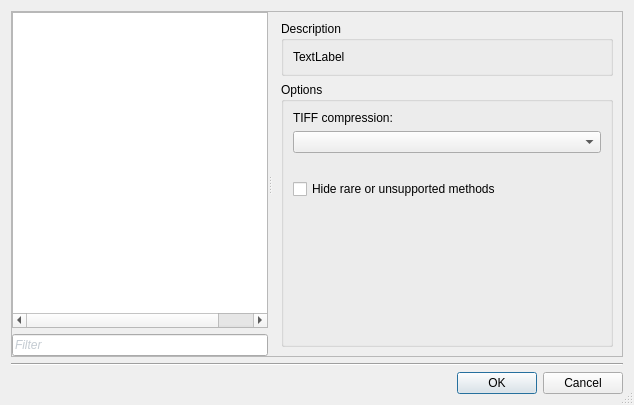
The window that ui/SettingsDialog.ui (ImageProcessing-ElectronicPublications/scantailor-deviant) describes before a commit, drawn with Qt 5.
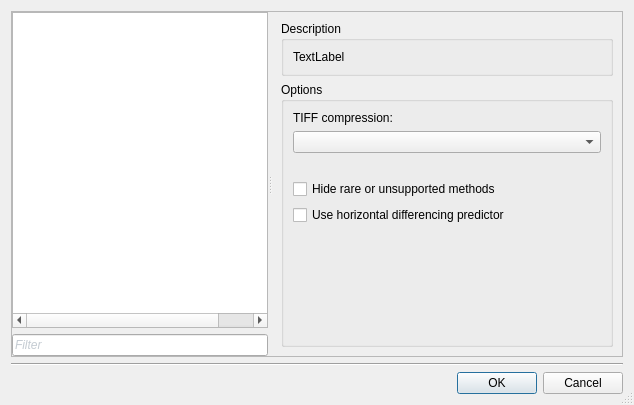
The same window after the commit. The open tabs and pages were chosen to show the change. Custom widgets are drawn as their Qt base class.

Commit message: Tiff horizontal predictor in settings dialog (off by default)

What changed in the file:
```diff
--- a/ui/SettingsDialog.ui
+++ b/ui/SettingsDialog.ui
@@ -471,6 +471,13 @@
              </property>
             </widget>
            </item>
+           <item>
+            <widget class="QCheckBox" name="useHorizontalPredictor">
+             <property name="text">
+              <string>Use horizontal differencing predictor</string>
+             </property>
+            </widget>
+           </item>
            <item>
             <spacer name="verticalSpacer">
              <property name="orientation">
```
Left out of the diff: 2 changed lines with no effect on the pictures. The commit also changes 6 other files.
